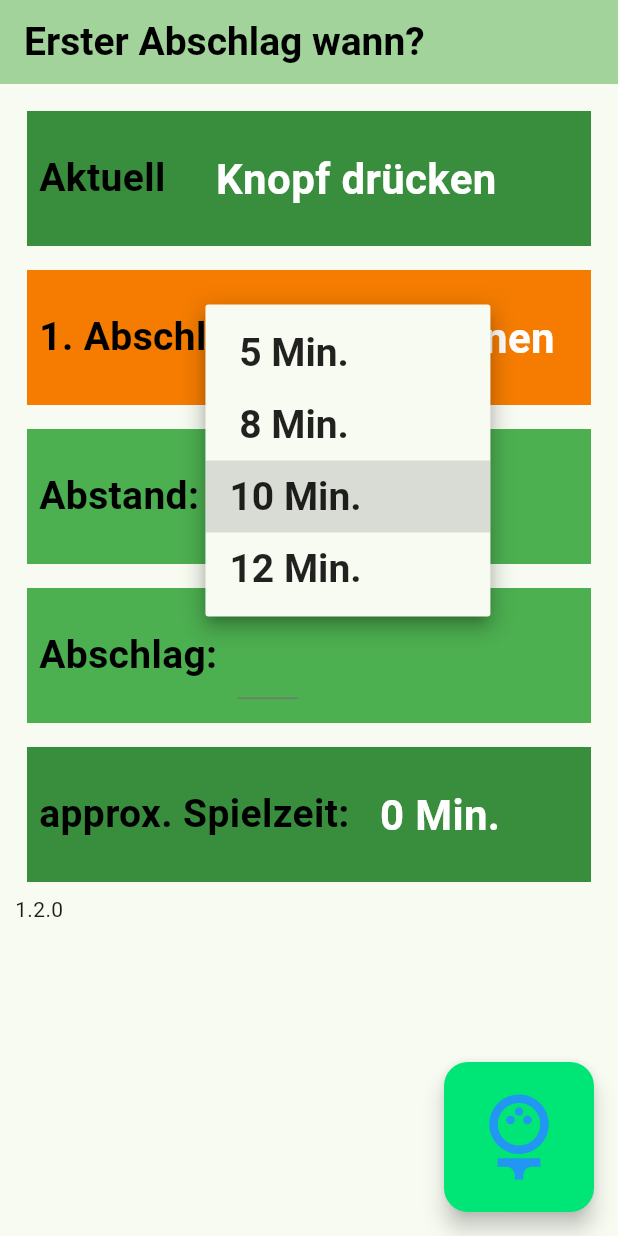
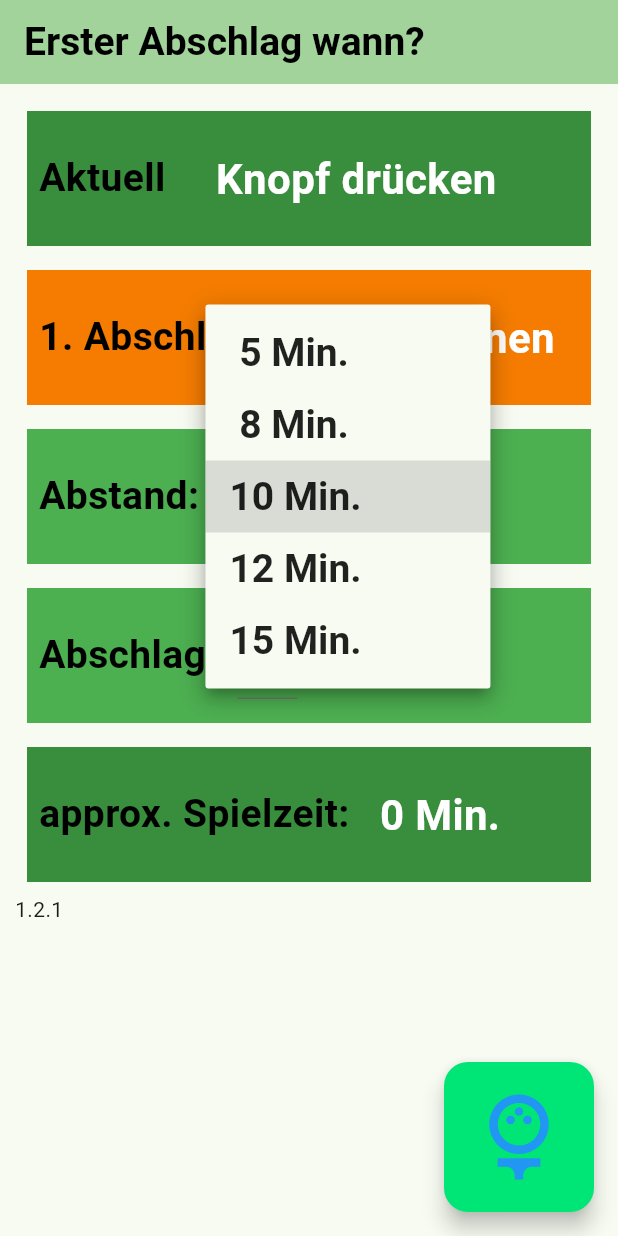
Before and after one commit to chrbuchsteiner61/approx_teeone, a Flutter app: the screen it shows after launch, after a tap on "10 Min.", on a phone screen of 412 x 824 dp. Run offline on Flutter 3.47's test engine with Material 3 defaults, Android fonts, the phone set to English and light mode, and no system bars.

Commit message:
range for input added

```diff
--- a/lib/main.dart
+++ b/lib/main.dart
@@ -20,8 +20,10 @@ class MyApp extends StatelessWidget {
       title: 'Golf-App',
       theme: ThemeData(
         colorScheme: ColorScheme.fromSeed(seedColor: Colors.green),
+        // fontFamily: 'Raleway',
         // fontFamily: Arial, Helvetica,
         useMaterial3: true,
+
       ),
       home: const MyHomePage(title: 'Erster Abschlag wann?'),
     );
@@ -43,7 +45,7 @@ class MyHomePage extends StatefulWidget {
         tee: "1",
         delta: "10",
         playedTime: 0,
-        startAbstaende: [' 5 Min.', ' 8 Min.', '10 Min.', '12 Min.'],
+        startAbstaende: [' 5 Min.', ' 8 Min.', '10 Min.', '12 Min.', '15 Min.'],
         containerHeight: 80,
       );
 }
@@ -98,7 +100,7 @@ class _MyHomePageState extends State<MyHomePage> {
   String selectedValue = '';
   String auswahl = '10 Min.';
 
-  String version = '1.2.0';
+  String version = '1.2.1';
 
   @override
   void dispose() {
@@ -167,7 +169,8 @@ class _MyHomePageState extends State<MyHomePage> {
               list: startAbstaende,
               dropdownValue: startAbstaende[2],
               onChildChanged: (String auswahlInChild) {
-                  callbackForDropdown(auswahlInChild);},
+                callbackForDropdown(auswahlInChild);
+              },
             ),
             SimpleInputWidget(
               text: 'Abschlag:  ',
@@ -196,7 +199,8 @@ class _MyHomePageState extends State<MyHomePage> {
           onPressed: _operateTime,
           tooltip: 'Starten',
           backgroundColor: Colors.greenAccent[400],
-          child: const Icon(Icons.sports_golf_sharp, size: 68.0, color: Colors.blue),
+          child: const Icon(Icons.sports_golf_sharp,
+              size: 68.0, color: Colors.blue),
         ),
       ),
       // This trailing comma makes auto-formatting nicer for build methods.
```
Also changed, not shown: pubspec.yaml (+7 -0 lines), pubspec.lock. Lines whose indentation alone changed are shown as unchanged.
